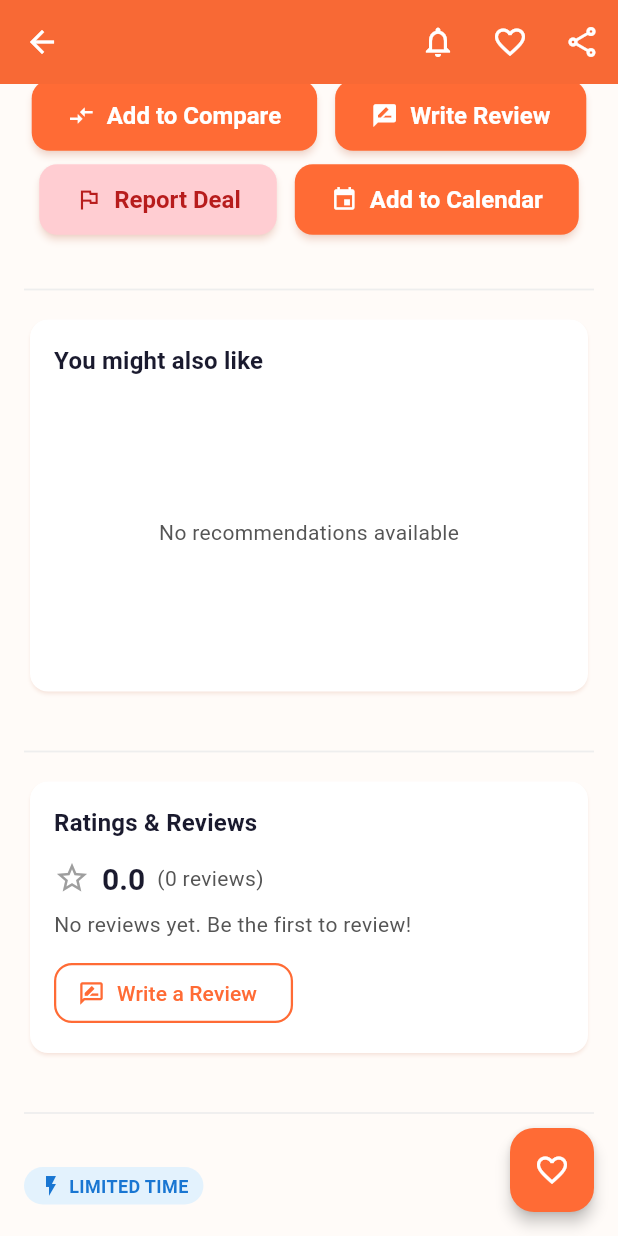
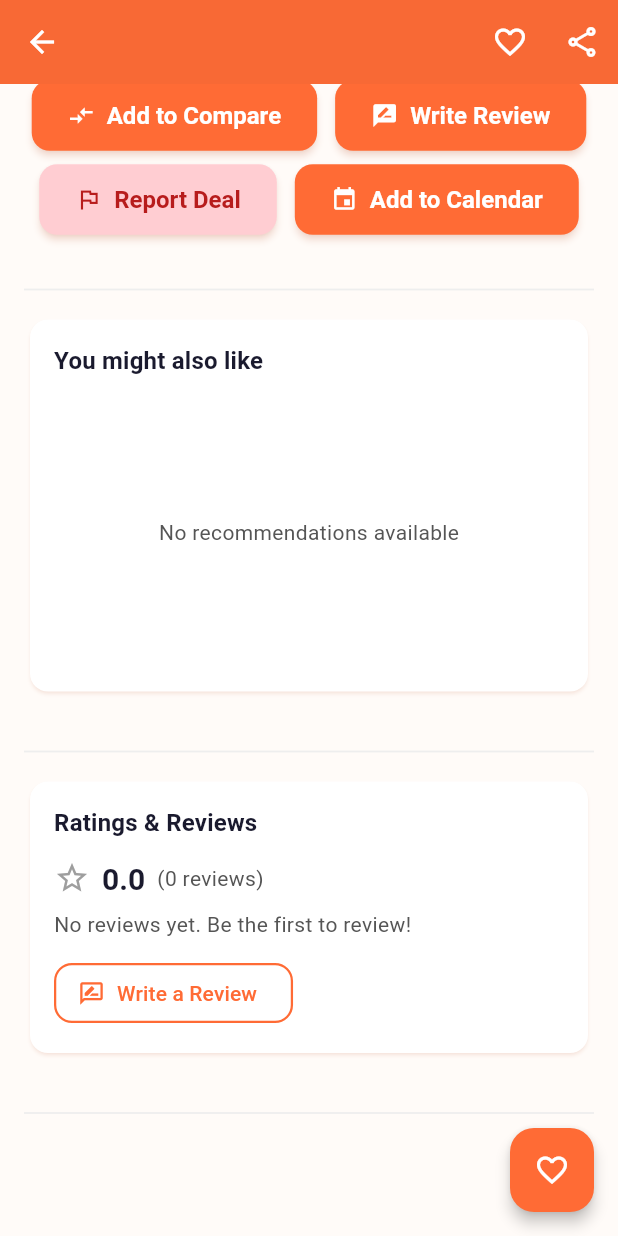
Before and after one commit to deepalweb/DealFinder, a Flutter app: the DealDetailScreen screen opened directly with empty values, scrolled down 841 dp, on a phone screen of 412 x 824 dp. Run offline on Flutter 3.47's test engine with Material 3 defaults, Android fonts, the phone set to English and light mode, and no system bars; our stand-ins replace firebase_auth, firebase_core, firebase_messaging, flutter_local_notifications, geolocator, google_maps_flutter and 6 more; missing offline and left inert: mobile_scanner; accounts and stored records are empty; generated files the repository leaves out were written again; network calls fail.

Commit message:
Fix deal detail: remove hardcoded fake data, fix LIMITED TIME tag, remove notifications stub

```diff
--- a/mobile_app/lib/src/screens/deal_detail_screen.dart
+++ b/mobile_app/lib/src/screens/deal_detail_screen.dart
@@ -170,16 +170,6 @@ class _DealDetailScreenState extends State<DealDetailScreen> {
       appBar: AppBar(
         title: Text(promotion.title, overflow: TextOverflow.ellipsis),
         actions: [
-          IconButton(
-            icon: const Icon(Icons.notifications_none),
-            tooltip: 'Notifications',
-            onPressed: () {
-              // TODO: Navigate to notifications page
-              ScaffoldMessenger.of(context).showSnackBar(
-                const SnackBar(content: Text('Notifications (to be implemented)')),
-              );
-            },
-          ),
           IconButton(
             icon: Icon(
               _isFavorite ? Icons.favorite : Icons.favorite_border,
@@ -959,8 +949,7 @@ class _DealDetailScreenState extends State<DealDetailScreen> {
                       ],
                     ),
                   ),
-                // Placeholder for tags/type (e.g., Online Only, Limited Time)
-                // Add more tags here if your backend provides them
+                if (promotion.endDate != null && promotion.endDate!.difference(DateTime.now()).inDays <= 7 && promotion.endDate!.isAfter(DateTime.now()))
                   Container(
                     margin: const EdgeInsets.only(right: 8.0),
                     padding: const EdgeInsets.symmetric(horizontal: 10, vertical: 4),
@@ -976,22 +965,6 @@ class _DealDetailScreenState extends State<DealDetailScreen> {
                       ],
                     ),
                   ),
-                // Example: In-Store Only tag (uncomment if you have this info)
-                // Container(
-                //   margin: const EdgeInsets.only(right: 8.0),
-                //   padding: const EdgeInsets.symmetric(horizontal: 10, vertical: 4),
-                //   decoration: BoxDecoration(
-                //     color: Colors.green[50],
-                //     borderRadius: BorderRadius.circular(16),
-                //   ),
-                //   child: Row(
-                //     children: [
-                //       Icon(Icons.store, size: 16, color: Colors.green[700]),
-                //       const SizedBox(width: 4),
-                //       Text('IN-STORE', style: TextStyle(color: Colors.green[700], fontWeight: FontWeight.bold, fontSize: 12)),
-                //     ],
-                //   ),
-                // ),
               ],
             ),
             const SizedBox(height: 10.0),
@@ -1012,48 +985,6 @@ class _DealDetailScreenState extends State<DealDetailScreen> {
               ),
             const SizedBox(height: 10.0),
 
-            // Merchant Quick Info (Web-inspired, placeholder)
-            if (promotion.merchantName != null && promotion.merchantName!.isNotEmpty)
-              Row(
-                children: [
-                  Icon(Icons.people, size: 18, color: theme.colorScheme.secondary),
-                  const SizedBox(width: 4),
-                  Text('1.2k followers', style: theme.textTheme.bodySmall?.copyWith(color: theme.colorScheme.secondary)),
-                  const SizedBox(width: 16),
-                  const Icon(Icons.star, size: 18, color: Colors.amber),
-                  const SizedBox(width: 4),
-                  Text('4.8', style: theme.textTheme.bodySmall?.copyWith(color: Colors.amber)),
-                  const SizedBox(width: 16),
-                  OutlinedButton(
-                    onPressed: () {
-                      // TODO: Implement follow merchant logic
-                      ScaffoldMessenger.of(context).showSnackBar(
-                        const SnackBar(content: Text('Follow merchant (to be implemented)')),
-                      );
-                    },
-                    style: OutlinedButton.styleFrom(
-                      minimumSize: const Size(60, 28),
-                      padding: const EdgeInsets.symmetric(horizontal: 12, vertical: 0),
-                      textStyle: const TextStyle(fontSize: 12),
-                    ),
-                    child: Text('Follow'),
-                  ),
-                ],
-              ),
-            const SizedBox(height: 10.0),
-
-            // Deal Analytics (Web-inspired, placeholder)
-            Row(
-              children: [
-                Icon(Icons.visibility, size: 18, color: Colors.grey[600]),
-                const SizedBox(width: 4),
-                Text('2,345 views today', style: theme.textTheme.bodySmall),
-                const SizedBox(width: 16),
-                Icon(Icons.favorite, size: 18, color: Colors.red[400]),
-                const SizedBox(width: 4),
-                Text('512 saved', style: theme.textTheme.bodySmall),
-              ],
-            ),
             const SizedBox(height: 10.0),
           ],
         ),
```
Lines whose indentation alone changed are shown as unchanged.
